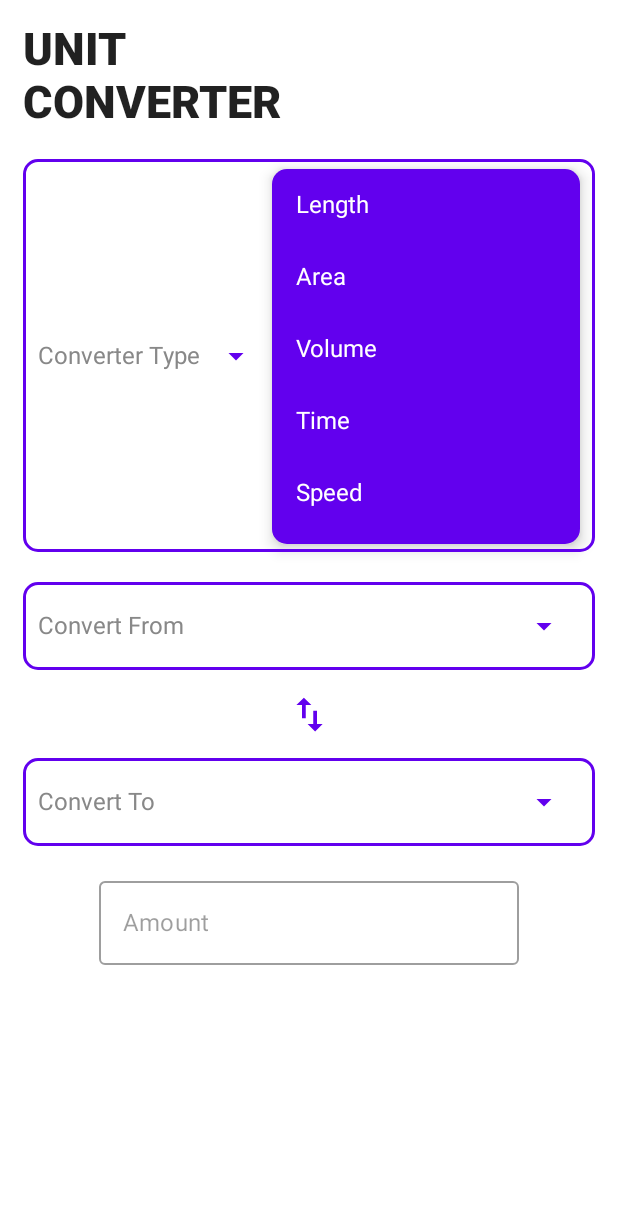
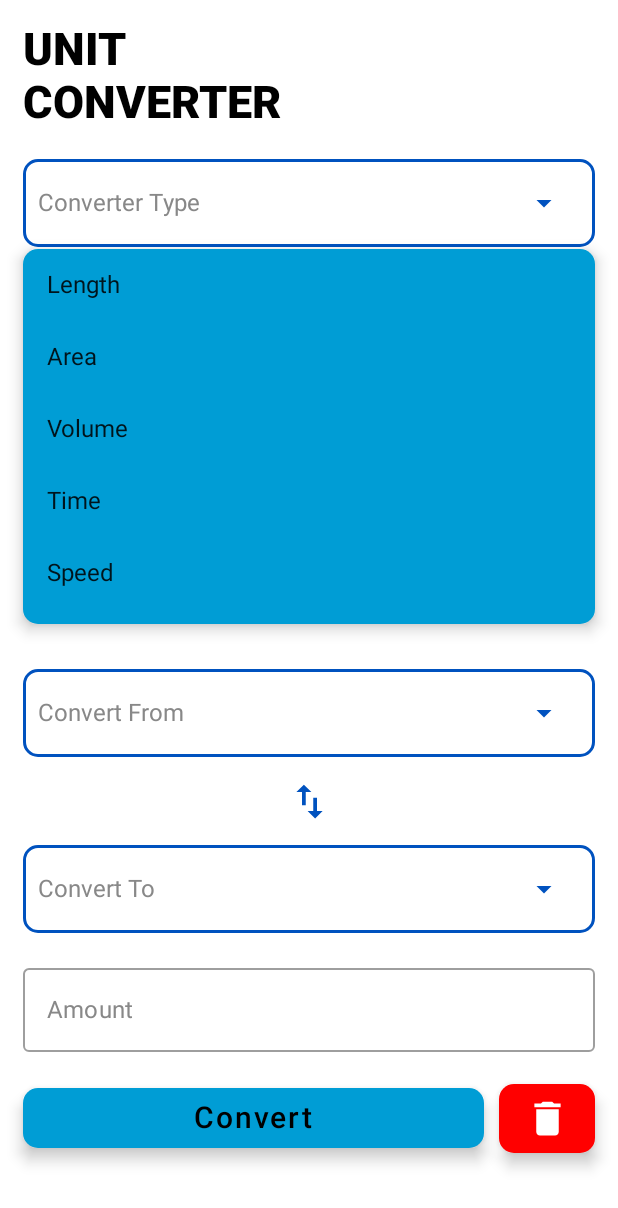
Before and after one commit to DBaw/UnitConverter, an Android app built with Jetpack Compose: the screen it shows after launch (MainActivity), after a tap on "Arrow Dropdown", on a phone screen of 412 x 824 dp. Shown: the top 1208 px of the screen. Run offline under Robolectric (Android 15) with nearby library versions, the phone set to English and light mode, and no system bars.

Commit message:
Action Buttons composable complited. Result Composable added. Changes in themes

```diff
--- a/app/src/main/java/com/example/unitconverter/MainActivity.kt
+++ b/app/src/main/java/com/example/unitconverter/MainActivity.kt
@@ -4,6 +4,7 @@ import android.os.Bundle
 import android.widget.ExpandableListView
 import androidx.activity.ComponentActivity
 import androidx.activity.compose.setContent
+import androidx.compose.animation.ExperimentalAnimationApi
 import androidx.compose.material.ExperimentalMaterialApi
 import androidx.compose.material.MaterialTheme
 import androidx.compose.material.Surface
@@ -14,6 +15,7 @@ import com.example.unitconverter.ui.theme.UnitConverterTheme
 
 class MainActivity : ComponentActivity() {
     @ExperimentalMaterialApi
+    @ExperimentalAnimationApi
     override fun onCreate(savedInstanceState: Bundle?) {
         super.onCreate(savedInstanceState)
         setContent {
--- a/app/src/main/java/com/example/unitconverter/composables/ActionButton.kt
+++ /dev/null
@@ -1,17 +0,0 @@
-package com.example.unitconverter.composables
-
-import androidx.compose.runtime.Composable
-import com.example.unitconverter.viewmodel.ConverterScreenViewModel
-
-@Composable
-fun ActionButton(
-    viewModel: ConverterScreenViewModel,
-    convertTypeText: String,
-    fromText: String,
-    toText: String,
-    amount: String,
-    onReset: () -> Unit,
-    onResultVisibilityChange: (Boolean) -> Unit
-){
-
-}
--- /dev/null
+++ b/app/src/main/java/com/example/unitconverter/composables/ActionButtons.kt
@@ -0,0 +1,85 @@
+package com.example.unitconverter.composables
+
+import android.widget.Toast
+import androidx.compose.foundation.isSystemInDarkTheme
+import androidx.compose.foundation.layout.*
+import androidx.compose.foundation.shape.RoundedCornerShape
+import androidx.compose.material.*
+import androidx.compose.material.icons.Icons
+import androidx.compose.material.icons.filled.Delete
+import androidx.compose.runtime.Composable
+import androidx.compose.ui.Modifier
+import androidx.compose.ui.graphics.Color
+import androidx.compose.ui.platform.LocalContext
+import androidx.compose.ui.unit.dp
+import androidx.compose.ui.unit.sp
+import com.example.unitconverter.viewmodel.ConverterScreenViewModel
+
+@Composable
+fun ActionButtons(
+    viewModel: ConverterScreenViewModel,
+    convertTypeText: String,
+    fromText: String,
+    toText: String,
+    amount: String,
+    onReset: () -> Unit,
+    onResultVisibilityChange: (Boolean) -> Unit
+){
+    val context = LocalContext.current
+
+    Row(modifier = Modifier
+        .fillMaxWidth()
+    ){
+        Button(modifier = Modifier.weight(1f),
+        onClick = {
+            if(!viewModel.validateFields(
+                    converterType = convertTypeText,
+                    convertFrom = fromText,
+                    convertTo = toText
+                )){
+                onResultVisibilityChange(true)
+                viewModel.calculateResult(
+                    converterType = convertTypeText,
+                    convertFrom = fromText,
+                    convertTo = toText,
+                    amount = if(amount.isNotEmpty())amount.toDouble() else 0.0
+                )
+                }else {
+                    Toast.makeText(context, "Select All Fields", Toast.LENGTH_SHORT)
+                        .show()
+                }
+
+        },
+        elevation = ButtonDefaults.elevation(6.dp),
+        colors = ButtonDefaults.buttonColors(
+            backgroundColor = MaterialTheme.colors.secondary
+        ),
+        shape = RoundedCornerShape(10.dp)) {
+
+            Text(
+                text = "Convert",
+                fontSize = 20.sp,
+                color = Color.Black
+            )
+
+        }
+
+        Spacer(modifier = Modifier.width(10.dp))
+
+        Button(onClick = {
+                    onResultVisibilityChange(false)
+                    onReset()
+                         },
+            elevation = ButtonDefaults.elevation(6.dp),
+            colors = ButtonDefaults.buttonColors(
+                backgroundColor = MaterialTheme.colors.error
+            ),
+            shape = RoundedCornerShape(10.dp)) {
+            Icon(
+                modifier = Modifier.size(30.dp),
+                imageVector = Icons.Default.Delete,
+                contentDescription = "Delete"
+            )
+        }
+    }
+}
--- a/app/src/main/java/com/example/unitconverter/composables/ExpandableCard.kt
+++ b/app/src/main/java/com/example/unitconverter/composables/ExpandableCard.kt
@@ -27,7 +27,8 @@
     expandedStatus: (Boolean) -> Unit = {},
     valueChange: (String) -> Unit = {}
 ){
-    Column(modifier = Modifier
+    Column() {
+        Box(modifier = Modifier
             .border(
                 width = 2.dp,
                 color = MaterialTheme.colors.primary,
@@ -39,7 +40,8 @@
             )
             .clickable {
                 expandedStatus(!isExpanded)
-        }, content = {
+            }
+        ) {
 
             Row(
                 modifier = Modifier.fillMaxWidth(),
@@ -51,7 +53,10 @@
                         text = labelText,
                         color = Color.Gray
                     )
-            Text(text = textValue)
+                Text(
+                    text = textValue,
+                    color = if (isSystemInDarkTheme()) Color.White else Color.Black
+                )
                 IconButton(onClick = {
                     expandedStatus(!isExpanded)
                 }) {
@@ -61,15 +66,16 @@
                         tint = MaterialTheme.colors.primary
                     )
                 }
+            }
+        }
         AnimatedVisibility(visible = isExpanded) {
             Card(
                 modifier = Modifier
                     .padding(top = 1.dp),
                 elevation = 6.dp,
                 shape = RoundedCornerShape(10.dp),
-                    backgroundColor = if (!isSystemInDarkTheme()) MaterialTheme.colors.primary else {
-                        MaterialTheme.colors.surface
-                    }
+                backgroundColor = MaterialTheme.colors.secondary
+
             ) {
                 Column(modifier = Modifier
                     .fillMaxWidth()
@@ -88,5 +94,4 @@
             }
         }
     }
-    })
 }
--- a/app/src/main/java/com/example/unitconverter/composables/MainScreen.kt
+++ b/app/src/main/java/com/example/unitconverter/composables/MainScreen.kt
@@ -1,9 +1,11 @@
 package com.example.unitconverter
 
+import android.util.Log
 import androidx.compose.animation.ExperimentalAnimationApi
 import androidx.compose.animation.core.animateFloatAsState
 import androidx.compose.animation.core.tween
-import androidx.compose.foundation.Image
+import androidx.compose.foundation.background
+import androidx.compose.foundation.isSystemInDarkTheme
 import androidx.compose.foundation.layout.*
 import androidx.compose.foundation.rememberScrollState
 import androidx.compose.foundation.text.KeyboardActions
@@ -14,16 +16,18 @@ import androidx.compose.material.icons.filled.SwapVert
 import androidx.compose.runtime.*
 import androidx.compose.ui.Alignment
 import androidx.compose.ui.Modifier
+import androidx.compose.ui.graphics.Color
 import androidx.compose.ui.platform.LocalFocusManager
 import androidx.compose.ui.text.TextStyle
 import androidx.compose.ui.text.font.FontWeight
 import androidx.compose.ui.text.input.ImeAction
 import androidx.compose.ui.text.input.KeyboardType
-import androidx.compose.ui.unit.TextUnit
 import androidx.compose.ui.unit.dp
 import androidx.compose.ui.unit.sp
 import com.example.unitconverter.viewmodel.ConverterScreenViewModel
 import androidx.lifecycle.viewmodel.compose.viewModel
+import com.example.unitconverter.composables.ActionButtons
+import com.example.unitconverter.composables.Result
 
 
 @ExperimentalMaterialApi
@@ -34,7 +38,7 @@ fun MainScreen(
 ) {
     val scrollState = rememberScrollState()
     var expanded by remember {
-        mutableStateOf(listOf(false,false,false))
+        mutableStateOf(listOf(false, false, false))
     }
     var converterTypeText by remember {
         mutableStateOf("")
@@ -62,7 +66,11 @@ fun MainScreen(
     val softKeyboardFocusManager = LocalFocusManager.current
     val converterTypes = viewModel.converterTypes
     val converterValues = viewModel.getConverterValues(converterTypeText)
-
+    Box(
+        modifier = Modifier
+            .fillMaxSize()
+            .background(MaterialTheme.colors.background),
+    ) {
         Column(
             modifier = Modifier
                 .fillMaxSize()
@@ -70,12 +78,14 @@ fun MainScreen(
             horizontalAlignment = Alignment.CenterHorizontally
         ) {
 
-        Text(modifier = Modifier
+            Text(
+                modifier = Modifier
                     .align(Alignment.Start),
                 text = "UNIT\nCONVERTER",
                 style = TextStyle(
                     fontWeight = FontWeight.Black,
-                fontSize = 30.sp
+                    fontSize = 30.sp,
+                    color = if (isSystemInDarkTheme()) Color.White else Color.Black
                 )
             )
             Spacer(modifier = Modifier.height(20.dp))
@@ -98,7 +108,7 @@ fun MainScreen(
 
                 }
             )
-        Spacer(modifier = Modifier.height(20.dp))
+            Spacer(modifier = Modifier.height(30.dp))
 
             ExpandableCard(
                 cardList = converterValues,
@@ -107,7 +117,7 @@ fun MainScreen(
                 scrollState = scrollState,
                 isExpanded = expanded[1],
                 expandedStatus = {
-                if(converterTypeText.isNotEmpty()) {
+                    if (converterTypeText.isNotEmpty()) {
                         expanded = listOf(false, it, false)
                     }
                 },
@@ -143,7 +153,7 @@ fun MainScreen(
                 scrollState = scrollState,
                 isExpanded = expanded[2],
                 expandedStatus = {
-                if(converterTypeText.isNotEmpty()) {
+                    if (converterTypeText.isNotEmpty()) {
                         expanded = listOf(false, false, it)
                     }
                 },
@@ -154,15 +164,22 @@ fun MainScreen(
             Spacer(modifier = Modifier.height(15.dp))
 
             OutlinedTextField(
+                modifier = Modifier.fillMaxWidth(),
                 value = amount,
                 onValueChange = {
                     amount = it
                 },
                 label = {
-                Text(text = "Amount")
+                    Text(
+                        text = "Amount",
+                        color = Color.Gray
+                    )
                 },
                 placeholder = {
-                Text(text = "0.0")
+                    Text(
+                        text = "0.0",
+                        color = Color.Gray
+                    )
                 },
                 singleLine = true,
                 keyboardOptions = KeyboardOptions(
@@ -174,9 +191,38 @@ fun MainScreen(
                         softKeyboardFocusManager.clearFocus()
                     }
                 ),
-            enabled = toText.isNotBlank()
+                enabled = toText.isNotBlank(),
+                colors = TextFieldDefaults.outlinedTextFieldColors(
+                    textColor = if (isSystemInDarkTheme()) Color.White else Color.Black
                 )
+            )
+
+            Spacer(modifier = Modifier.height(20.dp))
+
             //Buttons
+            ActionButtons(
+                viewModel = viewModel,
+                convertTypeText = converterTypeText,
+                fromText = fromText,
+                toText = toText,
+                amount = amount,
+                onReset = {
+                    converterTypeText = ""
+                    fromText = ""
+                    toText = ""
+                    amount = ""
+                }
+            ) {
+                resultantStringVisibility = it
             }
 
+            Spacer(modifier = Modifier.height(20.dp))
+
+            //Results
+            if (resultantStringVisibility)
+                Result(value = animatedResult, unit = toText)
+
+            Spacer(modifier = Modifier.height(10.dp))
         }
+    }
+}
--- /dev/null
+++ b/app/src/main/java/com/example/unitconverter/composables/Result.kt
@@ -0,0 +1,39 @@
+package com.example.unitconverter.composables
+
+import androidx.compose.material.MaterialTheme
+import androidx.compose.material.Text
+import androidx.compose.runtime.Composable
+import androidx.compose.ui.text.SpanStyle
+import androidx.compose.ui.text.buildAnnotatedString
+import androidx.compose.ui.text.font.FontWeight
+import androidx.compose.ui.text.withStyle
+import androidx.compose.ui.unit.sp
+
+@Composable
+fun Result(
+    value: Float,
+    unit: String
+){
+    Text(text = buildAnnotatedString {
+        withStyle(
+            style = SpanStyle(
+                color = MaterialTheme.colors.primary,
+                fontSize = 30.sp,
+                fontWeight = FontWeight.Medium
+            )
+        ){
+            append("$value")
+        }
+        append("\t\t")
+        withStyle(style = SpanStyle(
+            color = MaterialTheme.colors.primary.copy(
+                alpha = 0.8f
+            ),
+            fontSize = 20.sp,
+            fontWeight = FontWeight.Medium
+        )
+        ){
+            append("$unit")
+        }
+    })
+}
--- a/app/src/main/java/com/example/unitconverter/ui/theme/Color.kt
+++ b/app/src/main/java/com/example/unitconverter/ui/theme/Color.kt
@@ -2,7 +2,10 @@ package com.example.unitconverter.ui.theme
 
 import androidx.compose.ui.graphics.Color
 
-val Purple200 = Color(0xFFBB86FC)
-val Purple500 = Color(0xFF6200EE)
-val Purple700 = Color(0xFF3700B3)
-val Teal200 = Color(0xFF03DAC5)
+val DarkBlue = Color(0xFF0052BF)
+val Blue = Color(0xFF009DD5)
+val Silver = Color(0xFFA3A7DE)
+
+val DarkYellow = Color(0xFFC3C800)
+val Yellow = Color(0xFFFFFF00)
+val Sand = Color(0xFFFFE143)
--- a/app/src/main/java/com/example/unitconverter/ui/theme/Theme.kt
+++ b/app/src/main/java/com/example/unitconverter/ui/theme/Theme.kt
@@ -8,17 +8,19 @@ import androidx.compose.runtime.Composable
 import androidx.compose.ui.graphics.Color
 
 private val DarkColorPalette = darkColors(
-    primary = Purple200,
-    primaryVariant = Purple700,
-    secondary = Teal200
+    primary = Yellow,
+    secondary = DarkYellow,
+    surface = Sand,
+    background = Color.Black,
+    error = Color.Red
 )
 
 private val LightColorPalette = lightColors(
-    primary = Purple500,
-    primaryVariant = Purple700,
-    secondary = Teal200,
-    background = Color.LightGray,
-    onBackground = Color.Yellow
+    primary = DarkBlue,
+    secondary = Blue,
+    surface = Silver,
+    background = Color.White,
+    error = Color.Red
 
     /* Other default colors to override
     background = Color.White,
--- a/app/src/main/res/values-night/themes.xml
+++ b/app/src/main/res/values-night/themes.xml
@@ -2,15 +2,8 @@
     <!-- Base application theme. -->
     <style name="Theme.UnitConverter" parent="Theme.MaterialComponents.DayNight.DarkActionBar">
         <!-- Primary brand color. -->
-        <item name="colorPrimary">@color/purple_200</item>
-        <item name="colorPrimaryVariant">@color/purple_700</item>
-        <item name="colorOnPrimary">@color/black</item>
-        <!-- Secondary brand color. -->
-        <item name="colorSecondary">@color/teal_200</item>
-        <item name="colorSecondaryVariant">@color/teal_200</item>
-        <item name="colorOnSecondary">@color/black</item>
         <!-- Status bar color. -->
-        <item name="android:statusBarColor" tools:targetApi="l">?attr/colorPrimaryVariant</item>
+        <item name="android:statusBarColor" tools:targetApi="l">@color/darkBar</item>
         <!-- Customize your theme here. -->
     </style>
 </resources>
--- a/app/src/main/res/values/colors.xml
+++ b/app/src/main/res/values/colors.xml
@@ -1,10 +1,5 @@
 <?xml version="1.0" encoding="utf-8"?>
 <resources>
-    <color name="purple_200">#FFBB86FC</color>
-    <color name="purple_500">#FF6200EE</color>
-    <color name="purple_700">#FF3700B3</color>
-    <color name="teal_200">#FF03DAC5</color>
-    <color name="teal_700">#FF018786</color>
-    <color name="black">#FF000000</color>
-    <color name="white">#FFFFFFFF</color>
+    <color name="lightBar">#FF002193</color>
+    <color name="darkBar">#FFFFFF00</color>
 </resources>
--- a/app/src/main/res/values/themes.xml
+++ b/app/src/main/res/values/themes.xml
@@ -2,15 +2,8 @@
     <!-- Base application theme. -->
     <style name="Theme.UnitConverter" parent="Theme.MaterialComponents.DayNight.DarkActionBar">
         <!-- Primary brand color. -->
-        <item name="colorPrimary">@color/purple_500</item>
-        <item name="colorPrimaryVariant">@color/purple_700</item>
-        <item name="colorOnPrimary">@color/white</item>
-        <!-- Secondary brand color. -->
-        <item name="colorSecondary">@color/teal_200</item>
-        <item name="colorSecondaryVariant">@color/teal_700</item>
-        <item name="colorOnSecondary">@color/black</item>
         <!-- Status bar color. -->
-        <item name="android:statusBarColor" tools:targetApi="l">?attr/colorPrimaryVariant</item>
+        <item name="android:statusBarColor" tools:targetApi="l">@color/lightBar</item>
         <!-- Customize your theme here. -->
     </style>
 
```
Lines whose indentation alone changed are shown as unchanged.
